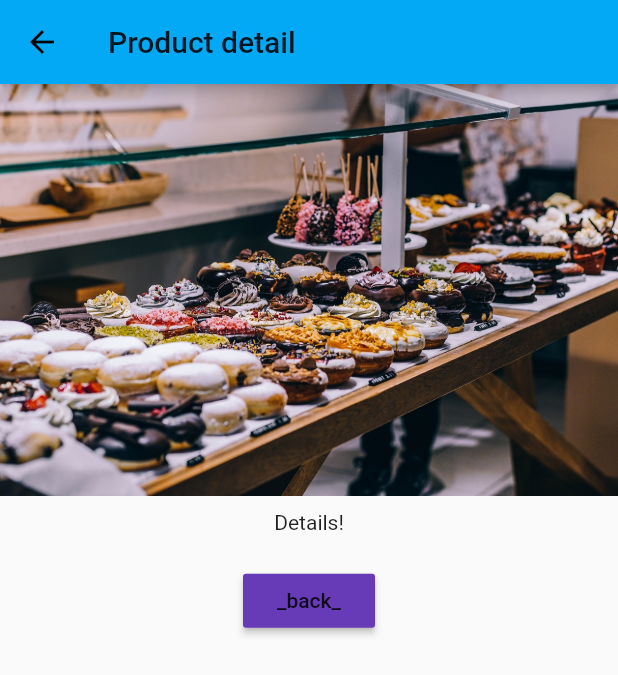
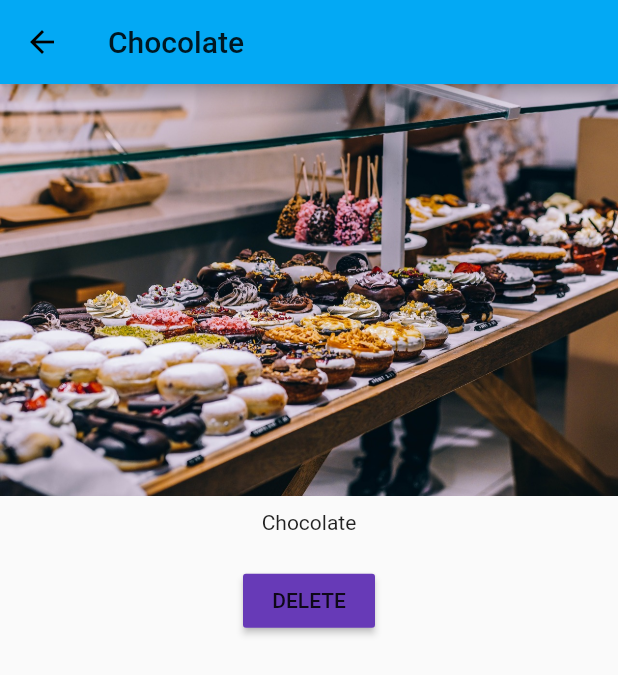
Before and after one commit to smirina/course_app, a Flutter app: the ProductManager widget shown alone on an empty page, opened directly, after a tap on "Add Product", after a tap on "details", on a phone screen of 412 x 824 dp. Shown: the top 675 px of the screen. Run offline on Flutter 3.47's test engine with Material 2 defaults, Android fonts, the phone set to English and light mode, and no system bars.

Commit message:
Add basic navigation

```diff
--- a/lib/main.dart
+++ b/lib/main.dart
@@ -1,7 +1,7 @@
 import 'package:flutter/material.dart';
 // import 'package:flutter/rendering.dart';
 
-import './pages/home.dart';
+import './pages/auth.dart';
 
 //void main() => runApp(MyApp());
 
@@ -19,7 +19,7 @@ class MyApp extends StatelessWidget {
           brightness: Brightness.light,
           primarySwatch: Colors.lightBlue,
           accentColor: Colors.deepPurple),
-      home: HomePage(),
+      home: AuthPage(),
     );
   }
 }
--- a/lib/pages/product.dart
+++ b/lib/pages/product.dart
@@ -1,11 +1,25 @@
+import 'dart:async';
+
 import 'package:flutter/material.dart';
 
+
 class ProductPage extends StatelessWidget {
+  final String title;
+  final String imageUrl;
+
+  ProductPage(this.title, this.imageUrl);
+
   @override
   Widget build(BuildContext context) {
-    return Scaffold(
+    return WillPopScope(
+        onWillPop: () {
+          print('Back button pressed!');
+          Navigator.pop(context, false);
+          return Future.value(false);
+        },
+        child: Scaffold(
             appBar: AppBar(
-          title: Text('Product detail'),
+              title: Text(title),
             ),
             body: Column(
               crossAxisAlignment: CrossAxisAlignment.center,
@@ -13,17 +27,17 @@ class ProductPage extends StatelessWidget {
                 Image.asset('assets/food.jpg'),
                 Container(
                   padding: EdgeInsets.all(10.0),
-              child: Text('Details!'),
+                  child: Text(title),
                 ),
                 Container(
                   padding: EdgeInsets.all(10.0),
                   child: RaisedButton(
                     color: Theme.of(context).accentColor,
-                child: Text('_back_'),
-                onPressed: () => Navigator.pop(context),
+                    child: Text('DELETE'),
+                    onPressed: () => Navigator.pop(context, true),
                   ),
                 )
               ],
-        ));
+            )));
   }
 }
--- a/lib/product_control.dart
+++ b/lib/product_control.dart
@@ -10,7 +10,7 @@ class ProductControl extends StatelessWidget {
     return RaisedButton(
       color: Theme.of(context).primaryColor,
       onPressed: () {
-        addProduct('Sweets');
+        addProduct({'title': 'Chocolate', 'image': 'assets/food.jpg'});
       },
       child: Text('Add Product'),
     );
--- a/lib/product_manager.dart
+++ b/lib/product_manager.dart
@@ -4,7 +4,7 @@ import './products.dart';
 import './product_control.dart';
 
 class ProductManager extends StatefulWidget {
-  final String startingProduct;
+  final Map<String, String> startingProduct;
 
   ProductManager({this.startingProduct}) {
     print('[ProductManager Widget] Constructor');
@@ -18,7 +18,7 @@ class ProductManager extends StatefulWidget {
 }
 
 class _ProductManagerState extends State<ProductManager> {
-  List<String> _products = [];
+  List<Map<String, String>> _products = [];
 
   @override
   void initState() {
@@ -35,10 +35,17 @@ class _ProductManagerState extends State<ProductManager> {
     super.didUpdateWidget(oldWidget);
   }
 
-  void _addProduct(String product) {
+  void _addProduct(Map<String, String> product) {
     setState(() {
       _products.add(product);
     });
+    print(_products);
+  }
+
+  void _deleteProduct(int index) {
+    setState(() {
+          _products.removeAt(index);
+        });
   }
 
   @override
@@ -51,7 +58,7 @@ class _ProductManagerState extends State<ProductManager> {
           child: ProductControl(_addProduct),
         ),
         Expanded(
-          child: Products(_products),
+          child: Products(_products, deleteProduct: _deleteProduct),
         ),
       ],
     );
--- a/lib/products.dart
+++ b/lib/products.dart
@@ -3,9 +3,10 @@ import 'package:flutter/material.dart';
 import './pages/product.dart';
 
 class Products extends StatelessWidget {
-  final List<String> products;
+  final List<Map<String, String>> products;
+  final Function deleteProduct;
 
-  Products([this.products = const []]) {
+  Products(this.products, {this.deleteProduct}) {
     print('[Product Widget] Constructor');
   }
 
@@ -13,14 +14,24 @@ class Products extends StatelessWidget {
     return Card(
       child: Column(
         children: <Widget>[
-          Image.asset('assets/food.jpg'),
-          Text(products[index]),
+          Image.asset(products[index]['image']),
+          Text(products[index]['title']),
           ButtonBar(
             alignment: MainAxisAlignment.center,
             children: <Widget>[
               FlatButton(
                 child: Text('details'),
-                onPressed: () => Navigator.push(context, MaterialPageRoute(builder: (BuildContext context) => ProductPage(),),),
+                onPressed: () => Navigator.push<bool>(
+                      context,
+                      MaterialPageRoute(
+                        builder: (BuildContext context) => ProductPage(
+                            products[index]['title'], products[index]['image']),
+                      ),
+                    ).then((bool value) {
+                      if (value) {
+                        deleteProduct(index);
+                      }
+                    }),
               )
             ],
           )
```
Also changed, not shown: lib/pages/auth.dart (added, +26 -0 lines), lib/pages/home.dart (deleted, +0 -15 lines), lib/pages/products.dart (added, +35 -0 lines), lib/pages/products_admin.dart (added, +15 -0 lines). Lines whose indentation alone changed are shown as unchanged.
